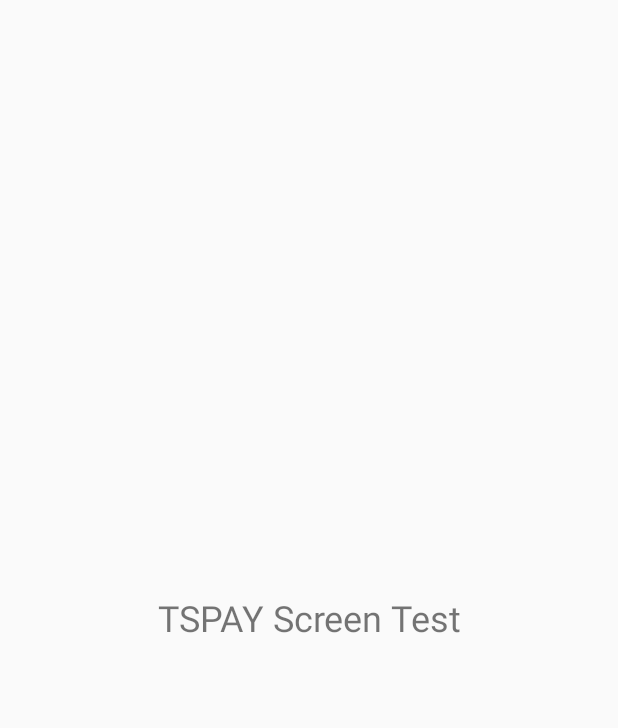
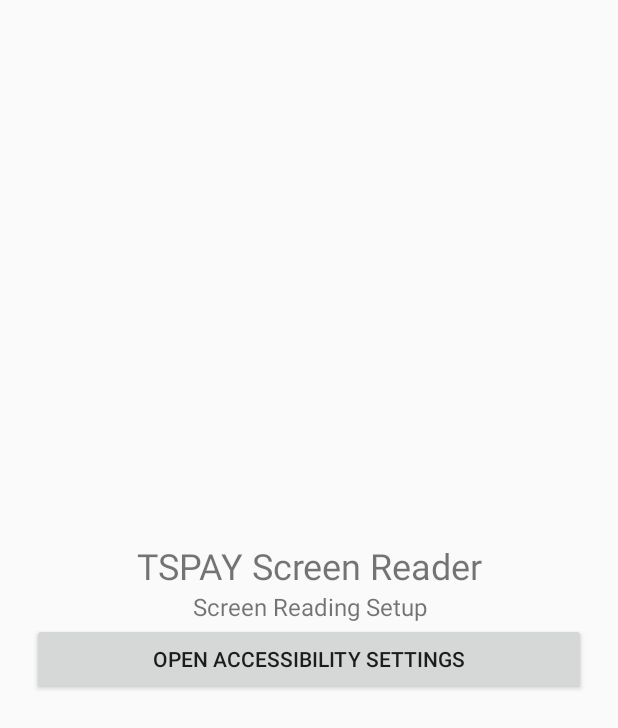
Before and after one commit to leghariadu-hub/TSPAY-Screen-Test, an Android app: the screen it shows after launch (MainActivity), on a phone screen of 412 x 824 dp. Shown: the top 728 px of the screen. Run offline under Robolectric (Android 15) with nearby library versions, the phone set to English and light mode, and no system bars.

Commit message:
Update MainActivity.kt

```diff
--- a/app/src/main/java/com/example/tspayscreentest/MainActivity.kt
+++ b/app/src/main/java/com/example/tspayscreentest/MainActivity.kt
@@ -1,20 +1,52 @@
+
 package com.example.tspayscreentest
 
 import android.app.Activity
 import android.os.Bundle
+import android.content.Intent
+import android.provider.Settings
+import android.view.Gravity
+import android.widget.Button
+import android.widget.LinearLayout
 import android.widget.TextView
-import android.view.Gravity
 
 class MainActivity : Activity() {
+
     override fun onCreate(savedInstanceState: Bundle?) {
         super.onCreate(savedInstanceState)
 
-        val textView = TextView(this).apply {
-            text = "TSPAY Screen Test"
+        val layout = LinearLayout(this).apply {
+            orientation = LinearLayout.VERTICAL
+            gravity = Gravity.CENTER
+            setPadding(32, 32, 32, 32)
+        }
+
+        val title = TextView(this).apply {
+            text = "TSPAY Screen Reader"
             textSize = 24f
             gravity = Gravity.CENTER
         }
 
-        setContentView(textView)
+        val status = TextView(this).apply {
+            text = "Screen Reading Setup"
+            textSize = 16f
+            gravity = Gravity.CENTER
+        }
+
+        val permissionButton = Button(this).apply {
+            text = "Open Accessibility Settings"
+
+            setOnClickListener {
+                startActivity(
+                    Intent(Settings.ACTION_ACCESSIBILITY_SETTINGS)
+                )
+            }
+        }
+
+        layout.addView(title)
+        layout.addView(status)
+        layout.addView(permissionButton)
+
+        setContentView(layout)
     }
 }
```
